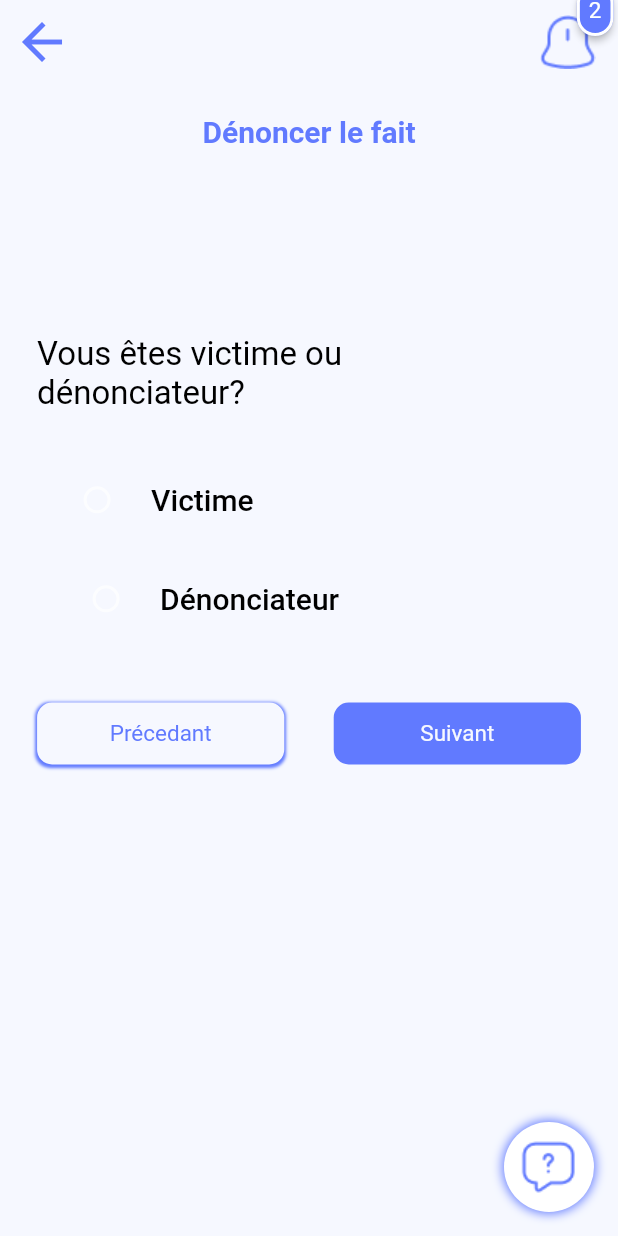
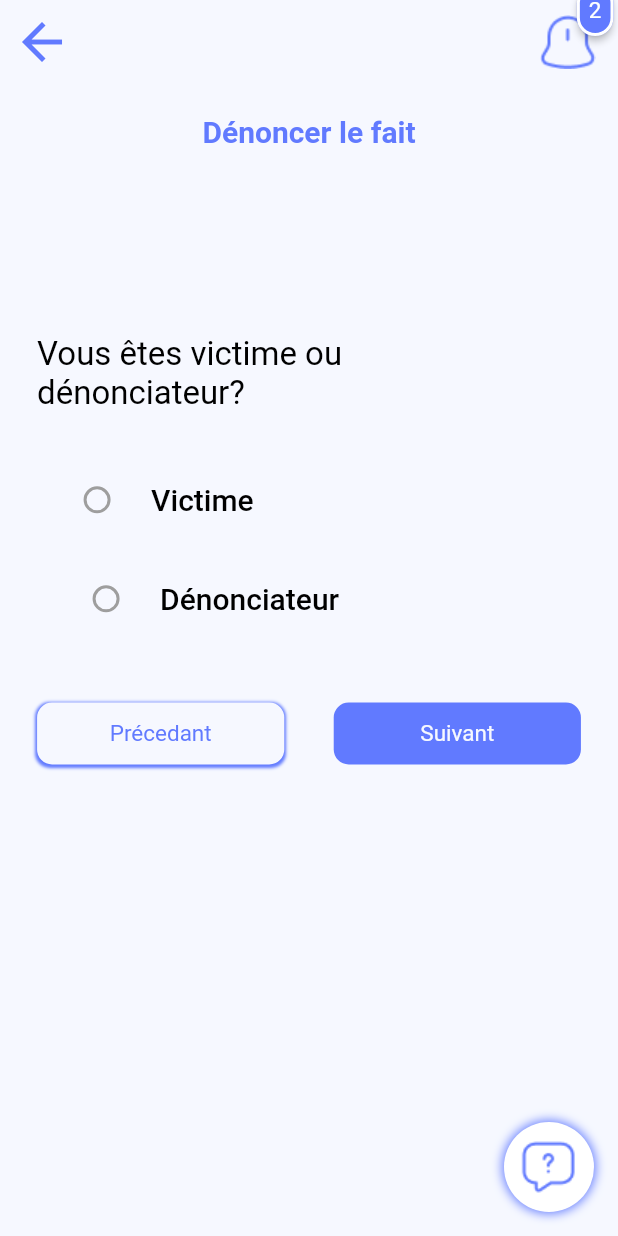
Before and after one commit to oseeJacque/Hackathon_AMNESTI, a Flutter app: the FormulaireDenonciationScreen screen opened directly, on a phone screen of 412 x 824 dp. Run offline on Flutter 3.47's test engine with Material 2 defaults, Android fonts, the phone set to English and light mode, and no system bars; drawn by our look-alikes of badges; our stand-ins replace animated_splash_screen, assets_audio_player, dio, flutter_riverpod, fluttertoast, google_nav_bar and 4 more; missing offline and left inert: flutter_sound; accounts and stored records are empty; project files that could hold a hidden picture were left out.

Commit message:
31/03/2023 at 10:03

```diff
--- a/hackathonmobile/lib/core/screens/denonciation_screen/formulaire_denonciation.dart
+++ b/hackathonmobile/lib/core/screens/denonciation_screen/formulaire_denonciation.dart
@@ -120,7 +120,11 @@ class _FormulaireDenonciationScreenState extends State<FormulaireDenonciationScr
           padding: const EdgeInsets.only(left: 10.0),
           child: Column(
             children: [
-              RadioListTile(
+
+              Theme(
+                 data: Theme.of(context).copyWith(
+                  unselectedWidgetColor: Colors.grey,),
+                child: RadioListTile(
                         contentPadding: const EdgeInsets.all(10.0),
                       activeColor: AppColor.blueBgColor,
                       selectedTileColor: AppColor.blueBgColor,
@@ -134,7 +138,11 @@ class _FormulaireDenonciationScreenState extends State<FormulaireDenonciationScr
                         print(typeDenonciateur);
                       },
                   ),
-      RadioListTile(
+              ),
+                Theme(
+                 data: Theme.of(context).copyWith(
+                  unselectedWidgetColor: Colors.grey,),
+                  child: RadioListTile(
                       activeColor: AppColor.blueBgColor,
                       title: AppText("Dénonciateur",color: AppColor.blackColor,size: 20.0,weight: FontWeight.w500),
                       value: "Dénonciateur",
@@ -145,6 +153,7 @@ class _FormulaireDenonciationScreenState extends State<FormulaireDenonciationScr
                         });
                         print(typeDenonciateur);
                       },
+                  ),
                 ),
             ],
           ),
--- a/hackathonmobile/pubspec.yaml
+++ b/hackathonmobile/pubspec.yaml
@@ -51,14 +51,9 @@ dependencies:
   google_nav_bar: ^5.0.6
   flutter_riverpod: ^2.3.2
   url_launcher: ^6.1.10
-<<<<<<< HEAD
-
-
-=======
   flutter_sound: ^9.2.13
   permission_handler: ^10.2.0
   path_provider: ^2.0.14
->>>>>>> 4c60673d824f9b43ea9c5741f9dd2aa1593bf123
 
 
 dev_dependencies:
```
Lines whose indentation alone changed are shown as unchanged.
